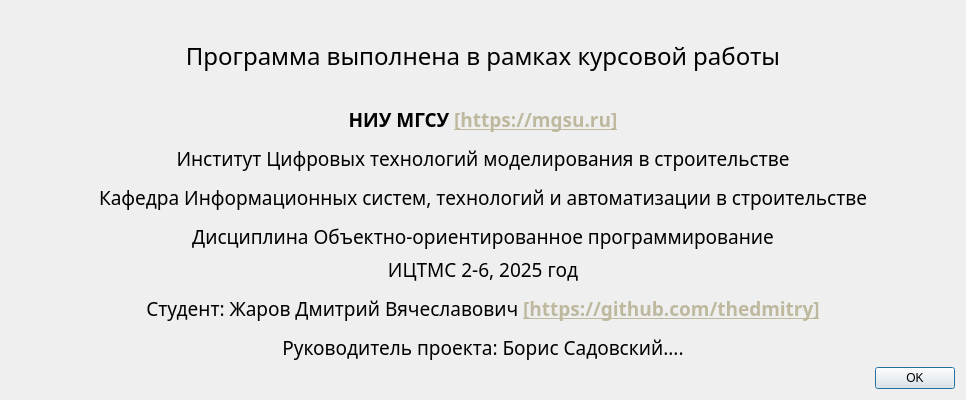
Above: views/dialogs/authordialog.ui from TheDmitry/CS206-OOP-Application before the change. Below: the same form after it.
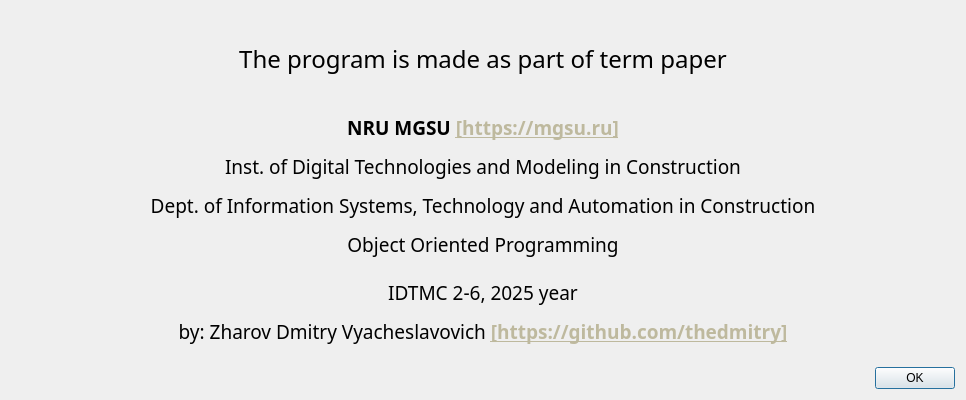
That is the form after the change. Icons and pictures are not drawn.

```diff
--- a/views/dialogs/authordialog.ui
+++ b/views/dialogs/authordialog.ui
@@ -44,7 +44,7 @@
       </font>
      </property>
      <property name="text">
-      <string>Программа выполнена в рамках курсовой работы</string>
+      <string>&lt;html&gt;&lt;head/&gt;&lt;body&gt;&lt;p&gt;The program is made as part of term paper&lt;/p&gt;&lt;/body&gt;&lt;/html&gt;</string>
      </property>
      <property name="alignment">
       <set>Qt::AlignmentFlag::AlignCenter</set>
@@ -76,10 +76,10 @@
 li.unchecked::marker { content: &quot;\2610&quot;; }
 li.checked::marker { content: &quot;\2612&quot;; }
 &lt;/style&gt;&lt;/head&gt;&lt;body style=&quot; font-family:'Fira Code'; font-size:14pt; font-weight:400; font-style:normal;&quot;&gt;
-&lt;p style=&quot; margin-top:12px; margin-bottom:12px; margin-left:0px; margin-right:0px; -qt-block-indent:0; text-indent:0px;&quot;&gt;&lt;span style=&quot; font-weight:700;&quot;&gt;НИУ МГСУ &lt;/span&gt;&lt;a href=&quot;https://mgsu.ru&quot;&gt;&lt;span style=&quot; font-weight:700; text-decoration: underline; color:#beb99e;&quot;&gt;[https://mgsu.ru]&lt;/span&gt;&lt;/a&gt;&lt;/p&gt;
-&lt;p style=&quot; margin-top:12px; margin-bottom:12px; margin-left:0px; margin-right:0px; -qt-block-indent:0; text-indent:0px;&quot;&gt;Институт Цифровых технологий моделирования в строительстве&lt;/p&gt;
-&lt;p style=&quot; margin-top:12px; margin-bottom:12px; margin-left:0px; margin-right:0px; -qt-block-indent:0; text-indent:0px;&quot;&gt;Кафедра Информационных систем, технологий и автоматизации в строительстве&lt;/p&gt;
-&lt;p style=&quot; margin-top:12px; margin-bottom:12px; margin-left:0px; margin-right:0px; -qt-block-indent:0; text-indent:0px;&quot;&gt;Дисциплина Объектно-ориентированное программирование&lt;/p&gt;&lt;/body&gt;&lt;/html&gt;</string>
+&lt;p style=&quot; margin-top:12px; margin-bottom:12px; margin-left:0px; margin-right:0px; -qt-block-indent:0; text-indent:0px;&quot;&gt;&lt;span style=&quot; font-weight:700;&quot;&gt;NRU MGSU &lt;/span&gt;&lt;a href=&quot;https://mgsu.ru&quot;&gt;&lt;span style=&quot; font-weight:700; text-decoration: underline; color:#beb99e;&quot;&gt;[https://mgsu.ru]&lt;/span&gt;&lt;/a&gt;&lt;/p&gt;
+&lt;p style=&quot; margin-top:12px; margin-bottom:12px; margin-left:0px; margin-right:0px; -qt-block-indent:0; text-indent:0px;&quot;&gt;&lt;a name=&quot;tw-target-text&quot;&gt;&lt;/a&gt;&lt;span style=&quot; font-family:'Hack';&quot;&gt;I&lt;/span&gt;&lt;span style=&quot; font-family:'Hack';&quot;&gt;nst. of Digital Technologies and Modeling in Construction&lt;/span&gt;&lt;/p&gt;
+&lt;p style=&quot; margin-top:12px; margin-bottom:12px; margin-left:0px; margin-right:0px; -qt-block-indent:0; text-indent:0px;&quot;&gt;Dept. of Information Systems, Technology and Automation in Construction&lt;/p&gt;
+&lt;p style=&quot; margin-top:12px; margin-bottom:12px; margin-left:0px; margin-right:0px; -qt-block-indent:0; text-indent:0px;&quot;&gt;Object Oriented Programming&lt;/p&gt;&lt;/body&gt;&lt;/html&gt;</string>
      </property>
      <property name="textFormat">
       <enum>Qt::TextFormat::MarkdownText</enum>
@@ -104,7 +104,7 @@
       </font>
      </property>
      <property name="text">
-      <string>&lt;html&gt;&lt;head/&gt;&lt;body&gt;&lt;p&gt;ИЦТМС 2-6, 2025 год&lt;/p&gt;&lt;p&gt;Студент: Жаров Дмитрий Вячеславович &lt;a href=&quot;https://github.com/thedmitry&quot;&gt;&lt;span style=&quot; font-weight:700; text-decoration: underline; color:#beb99e;&quot;&gt;[https://github.com/thedmitry]&lt;/span&gt;&lt;/a&gt;&lt;/p&gt;&lt;p&gt;Руководитель проекта: Борис Садовский....&lt;/p&gt;&lt;/body&gt;&lt;/html&gt;</string>
+      <string>&lt;html&gt;&lt;head/&gt;&lt;body&gt;&lt;p&gt;IDTMC 2-6, 2025 year&lt;/p&gt;&lt;p&gt;by: Zharov Dmitry Vyacheslavovich &lt;a href=&quot;https://github.com/thedmitry&quot;&gt;&lt;span style=&quot; font-weight:700; text-decoration: underline; color:#beb99e;&quot;&gt;[https://github.com/thedmitry]&lt;/span&gt;&lt;/a&gt;&lt;/p&gt;&lt;/body&gt;&lt;/html&gt;</string>
      </property>
      <property name="textFormat">
       <enum>Qt::TextFormat::RichText</enum>
```
